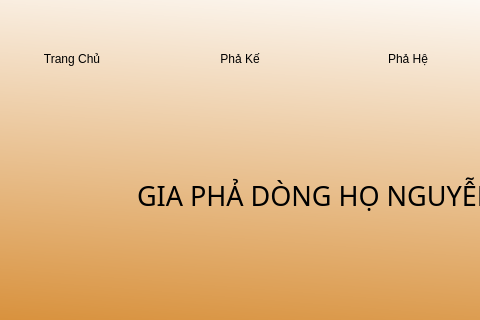
This is Home.ui in haintvietnam/project as Qt 5 draws it before an edit; both pictures show x 152 to 632 and y 0 to 320 of the 1005 by 797 pixel window. The edited form follows.
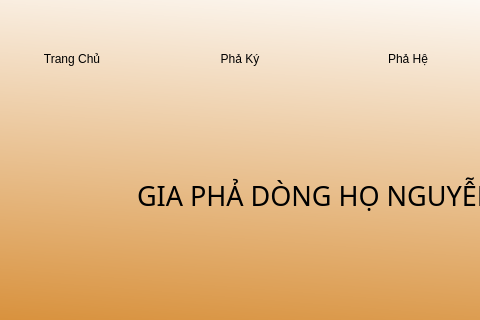
This is the edited form. Icons and pictures are not drawn.

The edit to the form file:
```diff
--- a/Home.ui
+++ b/Home.ui
@@ -169,7 +169,7 @@
           <item>
            <widget class="QPushButton" name="pushButton_7">
             <property name="text">
-             <string>Phả Kế</string>
+             <string>Phả Ký</string>
             </property>
             <property name="icon">
              <iconset>
```
Left out of the diff: 19 changed lines with no effect on the pictures.
